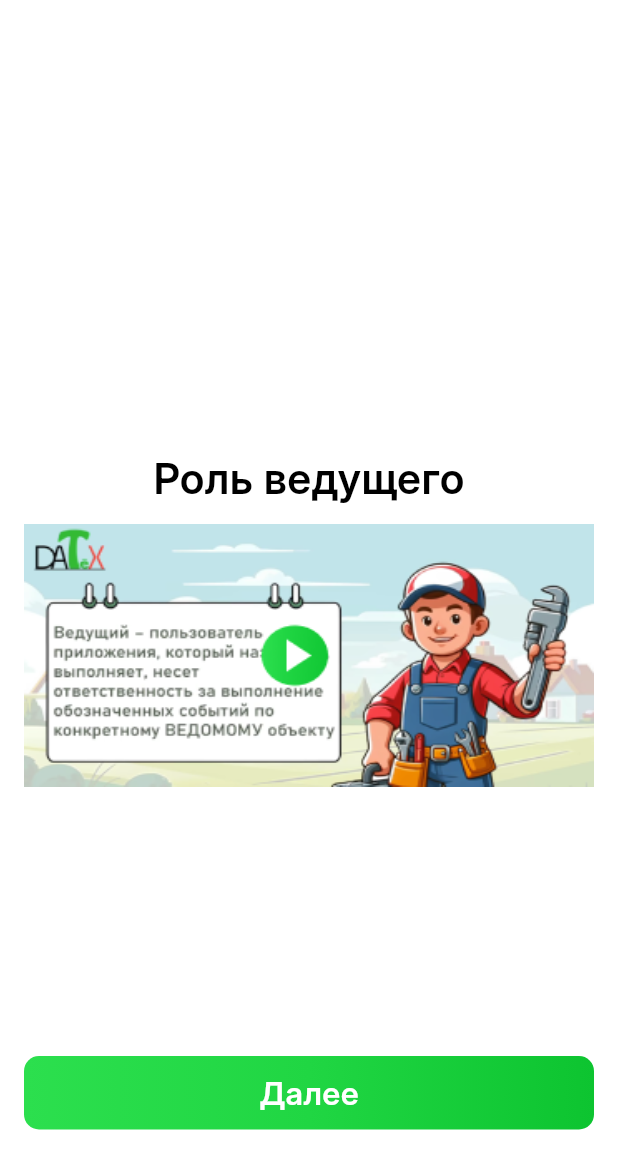
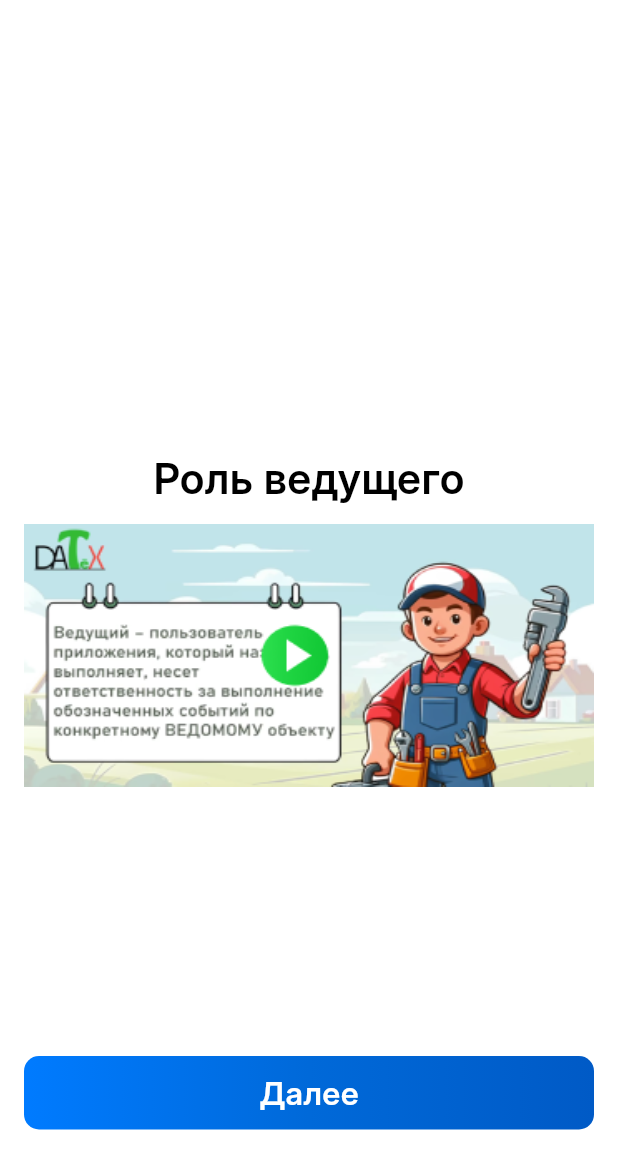
Before and after one commit to MereiKarelin/home_hero_app, a Flutter app: the screen it shows after launch, on a phone screen of 412 x 824 dp. Shown: the top 1169 px of the screen. Run offline on Flutter 3.47's test engine with Material 3 defaults, Android fonts, the phone set to English and light mode, and no system bars; our stand-ins replace auto_route, bloc, dio, equatable, firebase_core, firebase_messaging and 11 more; accounts and stored records are empty; project files that could hold a hidden picture were left out.

Commit message:
change collor

```diff
--- a/lib/features/core/d_color.dart
+++ b/lib/features/core/d_color.dart
@@ -1,27 +1,46 @@
 import 'package:flutter/material.dart';
 
 class DColor {
-  static const Gradient primaryGreenGradient =
-      LinearGradient(colors: [Color.fromRGBO(44, 223, 78, 1), Color.fromRGBO(32, 214, 67, 1), Color.fromRGBO(13, 196, 48, 1)]);
-  static const Gradient primaryGreenUnselectedGradient =
-      LinearGradient(colors: [Color.fromRGBO(44, 223, 78, 0.7), Color.fromRGBO(32, 214, 67, 0.7), Color.fromRGBO(13, 196, 48, 0.7)]);
+  static const Gradient primaryGreenGradient = LinearGradient(
+    colors: [
+      Color.fromRGBO(0, 123, 255, 1), // яркий синий
+      Color.fromRGBO(0, 105, 217, 1),
+      Color.fromRGBO(0, 90, 198, 1),
+    ],
+  );
+
+  static const Gradient primaryGreenUnselectedGradient = LinearGradient(
+    colors: [
+      Color.fromRGBO(0, 123, 255, 0.7),
+      Color.fromRGBO(0, 105, 217, 0.7),
+      Color.fromRGBO(0, 90, 198, 0.7),
+    ],
+  );
+
   static const Color whiteColor = Colors.white;
   static const Color whiteTextColor = Colors.white;
   static const Color blackTextColor = Color.fromRGBO(0, 0, 0, 1);
   static const Color greyColor = Color.fromRGBO(131, 130, 131, 1);
   static const Color greyUnselectedColor = Color.fromRGBO(131, 130, 131, 0.7);
   static const Color unselectedColor = Color.fromRGBO(243, 246, 243, 1);
+
+  // Оставляем синие цвета без изменений
   static const Color blueColor = Color.fromRGBO(0, 90, 198, 1);
   static const Color blueUnselectedColor = Color.fromRGBO(177, 193, 254, 0.69);
-  // static const Color greenPrymaryColor =
-  static const Color greenUnselectedColor = Color.fromRGBO(215, 245, 220, 1);
-  static const Color greenSecondColor = Color.fromRGBO(211, 237, 179, 1);
+
+  // Заменены зелёные оттенки на синие, хотя имена переменных остаются прежними
+  static const Color greenUnselectedColor = Color.fromRGBO(215, 245, 255, 1);
+  static const Color greenSecondColor = Color.fromRGBO(211, 237, 255, 1);
+
   static const Color greyPrymaryColor = Color.fromRGBO(68, 65, 68, 1);
   static const Color textFieldColor = Color.fromRGBO(243, 243, 243, 1);
   static const Color redColor = Color.fromRGBO(240, 8, 29, 1);
   static const Color redUnselectedColor = Color.fromRGBO(240, 235, 235, 1);
-  static const Color greenColor = Color.fromRGBO(9, 169, 39, 1);
-  static const Color boldGreenColor = Color.fromRGBO(26, 117, 41, 1);
+
+  // Заменены зелёные оттенки на синие
+  static const Color greenColor = Color.fromRGBO(9, 169, 255, 1);
+  static const Color boldGreenColor = Color.fromRGBO(26, 117, 255, 1);
+
   static const Color orangeColor = Color.fromRGBO(255, 207, 125, 1);
   static const Color orangeUnselectedColor = Color.fromRGBO(254, 255, 243, 1);
 }
```
